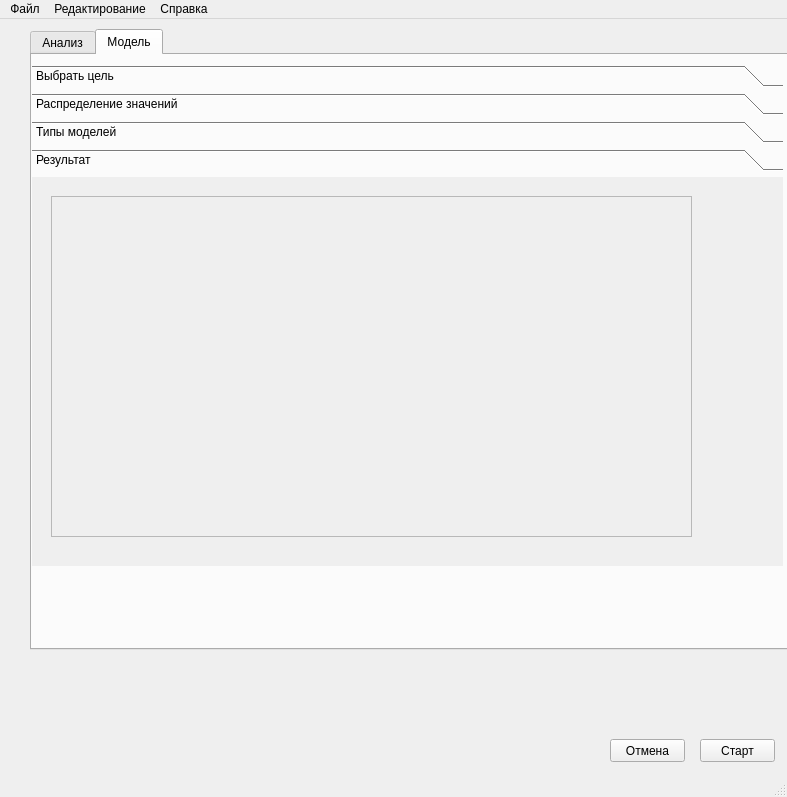
Above: mainwindow.ui from vorobyevaa/Datamining before the change. Below: the same form after it.
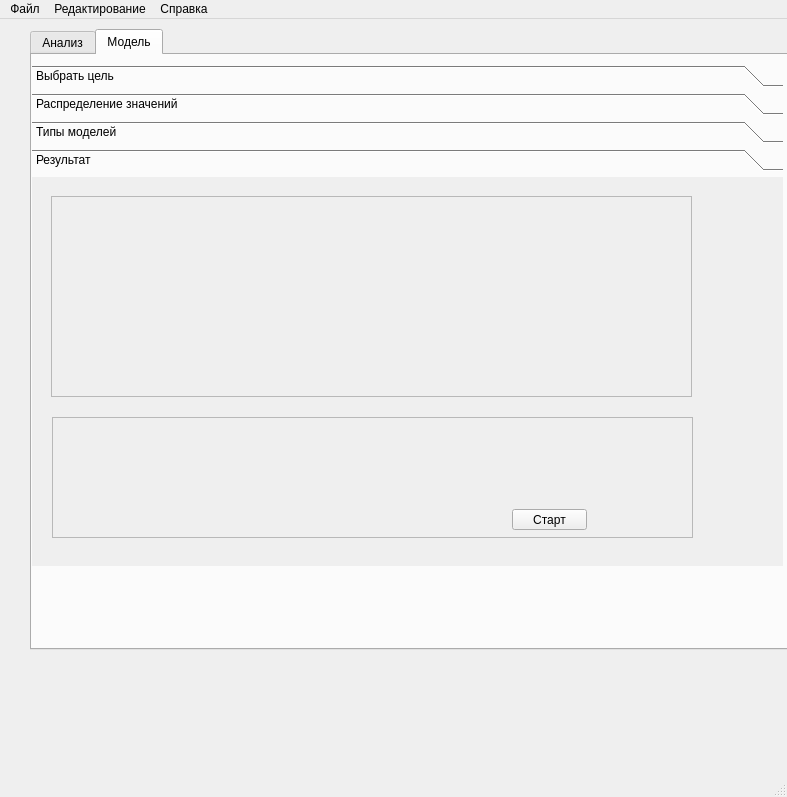
That is the form after the change. The open tabs and pages were chosen to show the change.

What changed in the file:
```diff
--- a/mainwindow.ui
+++ b/mainwindow.ui
@@ -14,32 +14,6 @@
    <string>Анализ экономических систем</string>
   </property>
   <widget class="QWidget" name="centralwidget">
-   <widget class="QPushButton" name="pb_start">
-    <property name="geometry">
-     <rect>
-      <x>700</x>
-      <y>720</y>
-      <width>75</width>
-      <height>23</height>
-     </rect>
-    </property>
-    <property name="text">
-     <string>Старт</string>
-    </property>
-   </widget>
-   <widget class="QPushButton" name="pb_delete">
-    <property name="geometry">
-     <rect>
-      <x>610</x>
-      <y>720</y>
-      <width>75</width>
-      <height>23</height>
-     </rect>
-    </property>
-    <property name="text">
-     <string>Отмена</string>
-    </property>
-   </widget>
    <widget class="QTabWidget" name="tw_analysis">
     <property name="enabled">
      <bool>true</bool>
@@ -681,6 +655,19 @@
          </property>
         </widget>
        </widget>
+       <widget class="QPushButton" name="pb_start">
+        <property name="geometry">
+         <rect>
+          <x>630</x>
+          <y>350</y>
+          <width>75</width>
+          <height>23</height>
+         </rect>
+        </property>
+        <property name="text">
+         <string>Старт</string>
+        </property>
+       </widget>
       </widget>
       <widget class="QWidget" name="page">
        <property name="geometry">
@@ -700,7 +687,7 @@
           <x>19</x>
           <y>19</y>
           <width>641</width>
-          <height>341</height>
+          <height>201</height>
          </rect>
         </property>
         <property name="frameShape">
@@ -710,6 +697,35 @@
          <enum>QFrame::Raised</enum>
         </property>
        </widget>
+       <widget class="QFrame" name="f_result_calc">
+        <property name="geometry">
+         <rect>
+          <x>20</x>
+          <y>240</y>
+          <width>641</width>
+          <height>121</height>
+         </rect>
+        </property>
+        <property name="frameShape">
+         <enum>QFrame::StyledPanel</enum>
+        </property>
+        <property name="frameShadow">
+         <enum>QFrame::Raised</enum>
+        </property>
+        <widget class="QPushButton" name="pb_start_2">
+         <property name="geometry">
+          <rect>
+           <x>460</x>
+           <y>92</y>
+           <width>75</width>
+           <height>21</height>
+          </rect>
+         </property>
+         <property name="text">
+          <string>Старт</string>
+         </property>
+        </widget>
+       </widget>
       </widget>
      </widget>
     </widget>
```
Left out of the diff: 4 changed lines with no effect on the pictures.
